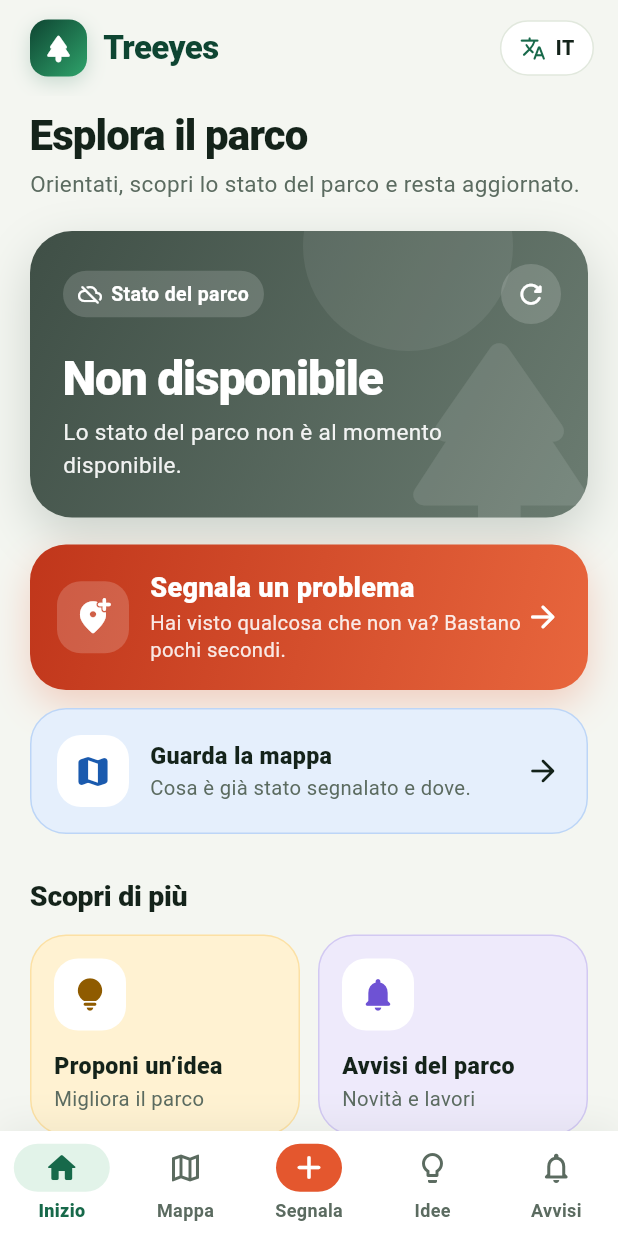
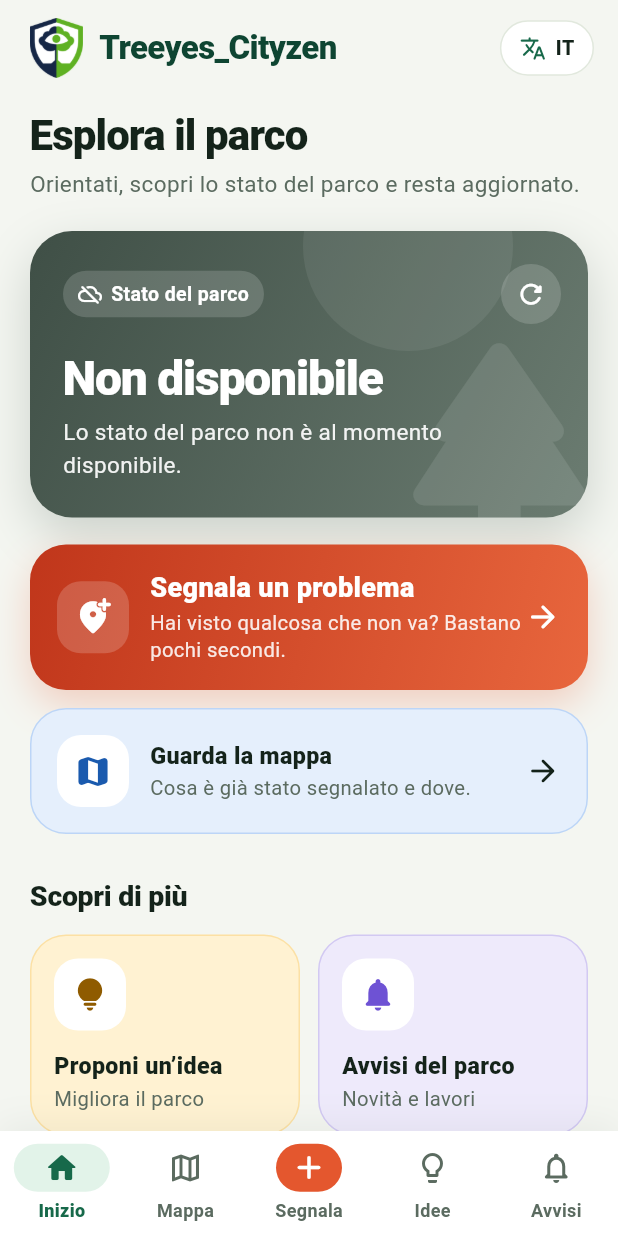
Before and after one commit to Tiapelle05/CityzenApp, a Flutter app: the NavigazionePrincipale screen opened directly with empty values, on a phone screen of 412 x 824 dp. Run offline on Flutter 3.47's test engine with Material 3 defaults, Android fonts, the phone set to English and light mode, and no system bars; our stand-ins replace flutter_map, geolocator, image_picker, latlong2, shared_preferences; accounts and stored records are empty.

Commit message:
Nuovo logo Treeyes dal backend e nome Treeyes_Cityzen
Usa lo scudo con albero e occhio della webapp come logo nell'app e come
icona per Android, iOS e web; il nome mostrato diventa Treeyes_Cityzen.

Co-Authored-By: Claude Opus 5.5 <noreply@anthropic.com>

```diff
--- a/lib/main.dart
+++ b/lib/main.dart
@@ -108,7 +108,7 @@ class _ParkAppState extends State<ParkApp> {
     void cambiaLingua(bool valore) => setState(() => _inglese = valore);
     return MaterialApp(
       debugShowCheckedModeBanner: false,
-      title: 'Treeyes',
+      title: 'Treeyes_Cityzen',
       theme: _tema,
       home: _collegato
           ? NavigazionePrincipale(
@@ -349,26 +349,11 @@ class _NavigazionePrincipaleState extends State<NavigazionePrincipale>
         toolbarHeight: 64,
         title: Row(
           children: [
-            Container(
-              width: 38,
-              height: 38,
-              decoration: BoxDecoration(
-                gradient: const LinearGradient(
-                  colors: [forestaScura, foglia],
-                  begin: Alignment.topLeft,
-                  end: Alignment.bottomRight,
-                ),
-                borderRadius: BorderRadius.circular(12),
-                boxShadow: const [
-                  BoxShadow(color: Color(0x3317694A), blurRadius: 10, offset: Offset(0, 4)),
-                ],
-              ),
-              child: const Icon(Icons.park_rounded, color: Colors.white, size: 22),
-            ),
+            Image.asset('Assets/logo_treeyes.png', height: 40, semanticLabel: 'Treeyes_Cityzen'),
             const SizedBox(width: 11),
             const Flexible(
               child: Text(
-                'Treeyes',
+                'Treeyes_Cityzen',
                 overflow: TextOverflow.ellipsis,
                 style: TextStyle(
                   fontSize: 22,
```
Also changed, not shown: lib/schermata_accesso.dart (+2 -11 lines), pubspec.yaml (+11 -1 lines), Assets/Logo.png, Assets/logo_foreground.png (added), Assets/logo_treeyes.png (added), 42 other files.
